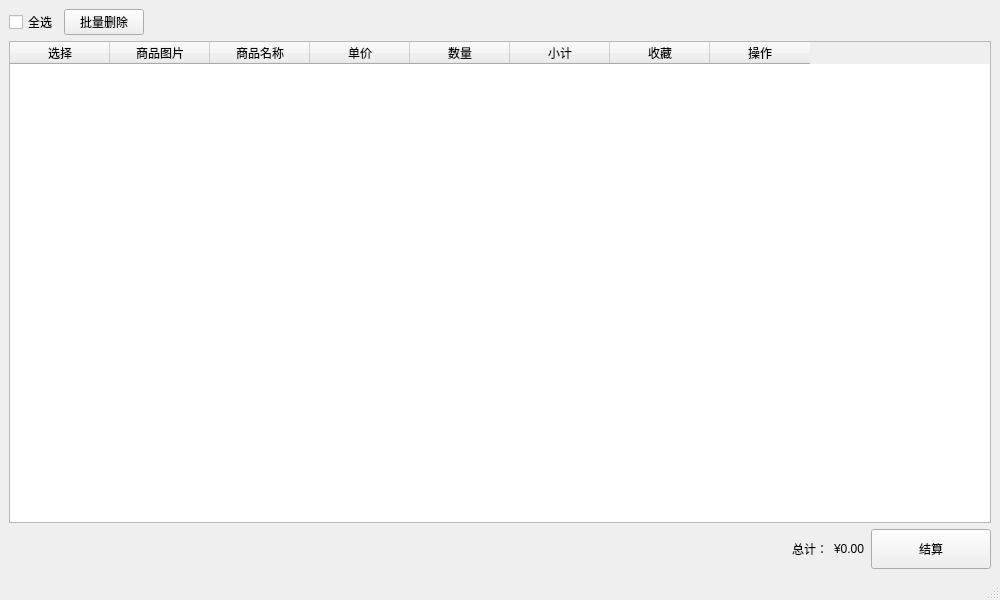
Hela1110/test, file client/ui/shoppingcart.ui: the form before one commit.
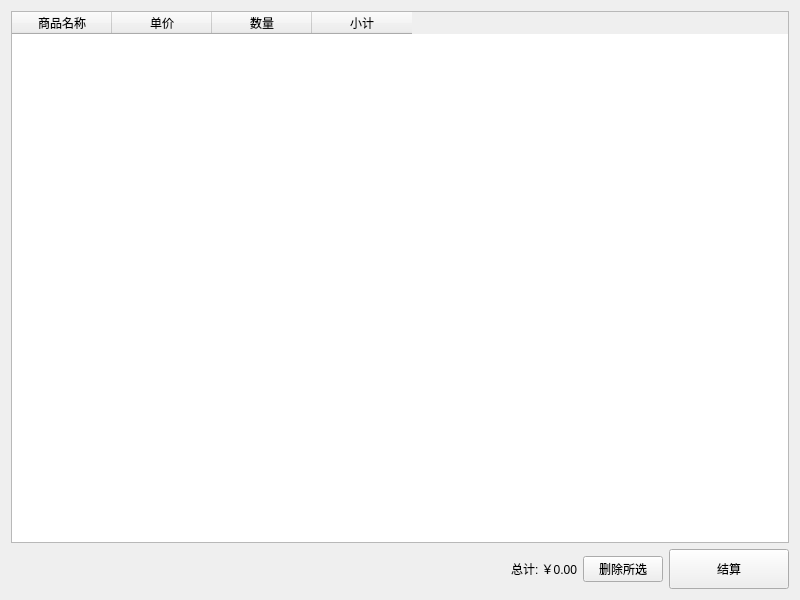
The form after the commit.

```diff
--- a/client/ui/shoppingcart.ui
+++ b/client/ui/shoppingcart.ui
@@ -1,51 +1,19 @@
 <?xml version="1.0" encoding="UTF-8"?>
 <ui version="4.0">
  <class>ShoppingCart</class>
- <widget class="QMainWindow" name="ShoppingCart">
+ <widget class="QWidget" name="ShoppingCart">
   <property name="geometry">
    <rect>
     <x>0</x>
     <y>0</y>
-    <width>1000</width>
+    <width>800</width>
     <height>600</height>
    </rect>
   </property>
   <property name="windowTitle">
    <string>购物车</string>
   </property>
-  <widget class="QWidget" name="centralwidget">
    <layout class="QVBoxLayout" name="verticalLayout">
-    <item>
-     <layout class="QHBoxLayout" name="toolbarLayout">
-      <item>
-       <widget class="QCheckBox" name="selectAllCheckBox">
-        <property name="text">
-         <string>全选</string>
-        </property>
-       </widget>
-      </item>
-      <item>
-       <widget class="QPushButton" name="batchDeleteButton">
-        <property name="text">
-         <string>批量删除</string>
-        </property>
-       </widget>
-      </item>
-      <item>
-       <spacer name="horizontalSpacer_2">
-        <property name="orientation">
-         <enum>Qt::Horizontal</enum>
-        </property>
-        <property name="sizeHint" stdset="0">
-         <size>
-          <width>40</width>
-          <height>20</height>
-         </size>
-        </property>
-       </spacer>
-      </item>
-     </layout>
-    </item>
     <item>
      <widget class="QTableWidget" name="cartTable">
       <property name="selectionMode">
@@ -54,16 +22,6 @@
       <property name="selectionBehavior">
        <enum>QAbstractItemView::SelectRows</enum>
       </property>
-      <column>
-       <property name="text">
-        <string>选择</string>
-       </property>
-      </column>
-      <column>
-       <property name="text">
-        <string>商品图片</string>
-       </property>
-      </column>
       <column>
        <property name="text">
         <string>商品名称</string>
@@ -84,16 +42,6 @@
         <string>小计</string>
        </property>
       </column>
-      <column>
-       <property name="text">
-        <string>收藏</string>
-       </property>
-      </column>
-      <column>
-       <property name="text">
-        <string>操作</string>
-       </property>
-      </column>
      </widget>
     </item>
     <item>
@@ -114,14 +62,14 @@
       <item>
        <widget class="QLabel" name="label">
         <property name="text">
-         <string>总计：</string>
+        <string>总计: ￥0.00</string>
         </property>
        </widget>
       </item>
       <item>
-       <widget class="QLabel" name="totalPriceLabel">
+      <widget class="QPushButton" name="deleteButton">
         <property name="text">
-         <string>¥0.00</string>
+        <string>删除所选</string>
         </property>
        </widget>
       </item>
@@ -141,8 +89,6 @@
      </layout>
     </item>
    </layout>
-  </widget>
-  <widget class="QStatusBar" name="statusbar"/>
  </widget>
  <resources/>
  <connections/>
```
Left out of the diff: 6 changed lines with no effect on the pictures. Lines whose indentation alone changed are shown as unchanged.
